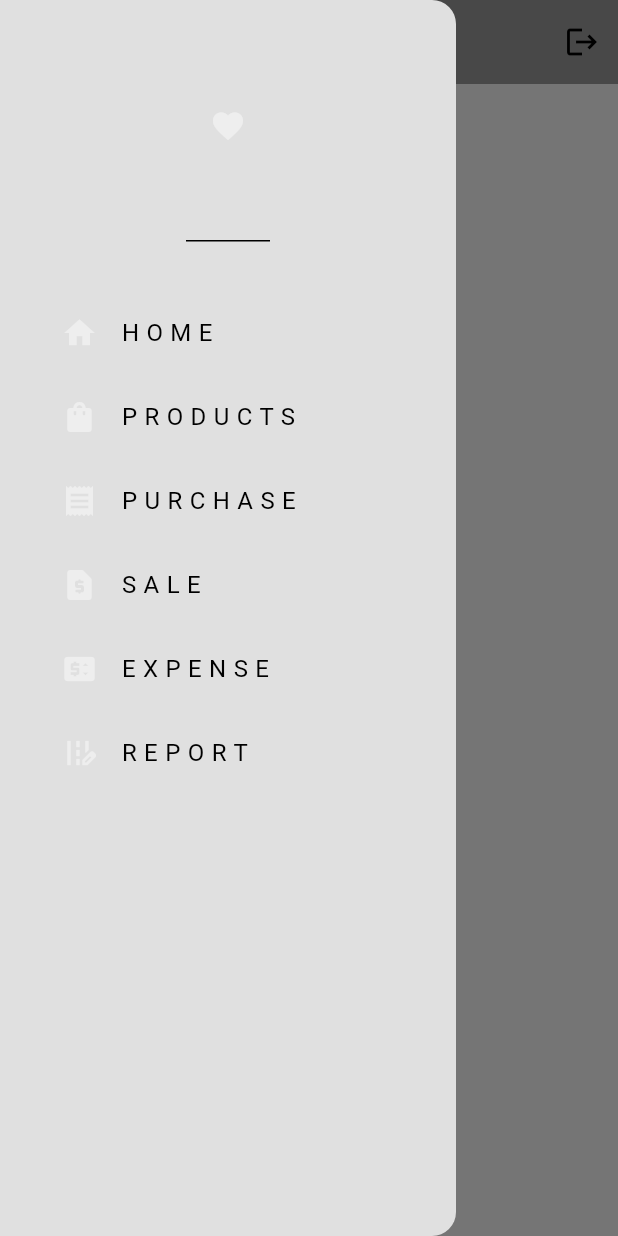
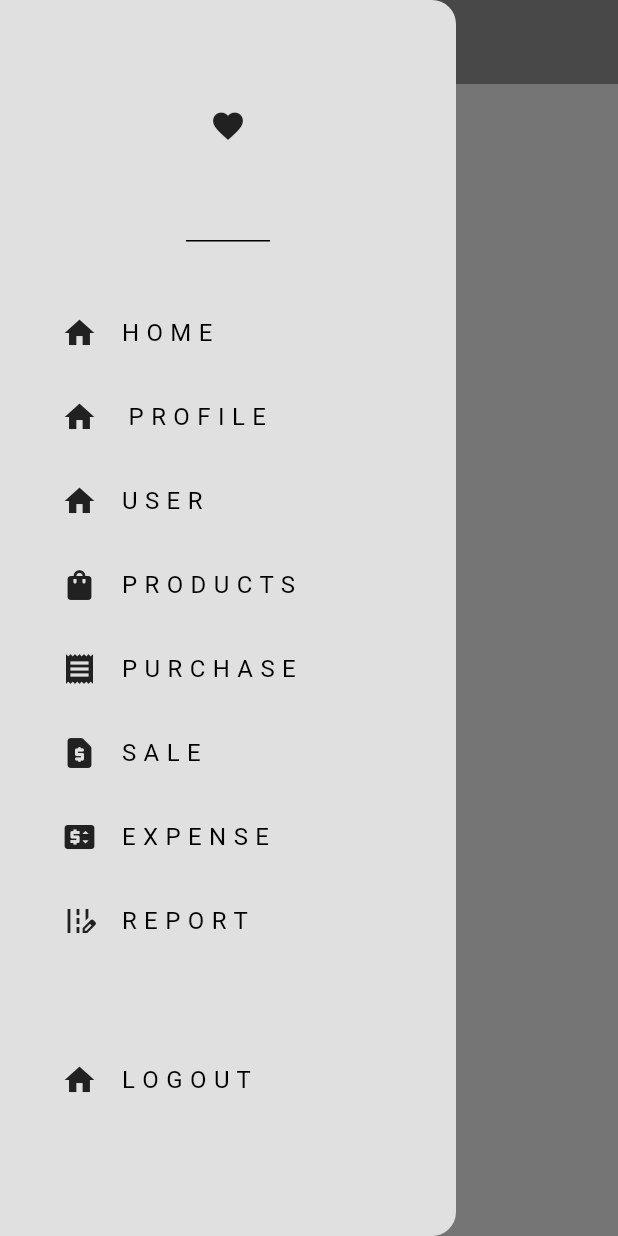
Before and after one commit to Jawharsayem/shop_sync, a Flutter app: the screen it shows once a user with an empty profile is signed in, with the side drawer open, on a phone screen of 412 x 824 dp. Run offline on Flutter 3.47's test engine with Material 3 defaults, Android fonts, the phone set to English and light mode, and no system bars; our stand-ins replace firebase_auth, firebase_core; accounts and stored records are empty; network calls fail.

Commit message:
update ui

```diff
--- a/lib/components/my_drawer.dart
+++ b/lib/components/my_drawer.dart
@@ -1,7 +1,13 @@
+import 'package:firebase_auth/firebase_auth.dart';
 import 'package:flutter/material.dart';
 
 class MyDrawer extends StatelessWidget {
   const MyDrawer({Key? key}) : super(key: key);
+
+  // logout user
+  void logout() {
+    FirebaseAuth.instance.signOut();
+  }
 
   @override
   Widget build(BuildContext context) {
@@ -23,6 +29,35 @@ class MyDrawer extends StatelessWidget {
               leading: Icon(Icons.home,
                   color: Theme.of(context).colorScheme.primary),
               title: Text("H O M E"),
+              onTap: () {
+                // This is already the home screen so just pop drawer
+                Navigator.pop(context);
+              },
+            ),
+          ),
+
+          // PROFILE TITTLE
+          Padding(
+            padding: const EdgeInsets.only(left: 25.0),
+            child: ListTile(
+              leading: Icon(Icons.home,
+                  color: Theme.of(context).colorScheme.primary),
+              title: Text(" P R O F I L E"),
+              onTap: () {
+                // This is already the home screen so just pop drawer
+                Navigator.pop(context);
+              },
+            ),
+          ),
+
+          //USER TITTLE
+
+          Padding(
+            padding: const EdgeInsets.only(left: 25.0),
+            child: ListTile(
+              leading: Icon(Icons.home,
+                  color: Theme.of(context).colorScheme.primary),
+              title: Text("U S E R"),
               onTap: () {
                 // This is already the home screen so just pop drawer
                 Navigator.pop(context);
@@ -109,6 +144,29 @@ class MyDrawer extends StatelessWidget {
               },
             ),
           ),
+
+          const SizedBox(
+            height: 50,
+          ),
+
+          // logout tile
+          Padding(
+            padding: const EdgeInsets.only(left: 25.0),
+            child: ListTile(
+              leading: Icon(
+                Icons.home,
+                color: Theme.of(context).colorScheme.primary,
+              ),
+              title: Text("L O G O U T"),
+              onTap: () {
+                // pop drawer
+                Navigator.pop(context);
+
+                // logout
+                logout();
+              },
+            ),
+          ),
         ], // Close the children list
       ), // Close the Column widget
     ); // Close the Drawer widget
--- a/lib/main.dart
+++ b/lib/main.dart
@@ -2,6 +2,9 @@ import 'package:flutter/material.dart';
 import 'package:shopsync/auth/auth.dart';
 import 'package:shopsync/auth/login_or_register.dart';
 import 'package:shopsync/firebase_options.dart';
+import 'package:shopsync/pages/home_page.dart';
+import 'package:shopsync/pages/profile_page.dart';
+import 'package:shopsync/pages/user_page.dart';
 import 'package:shopsync/theme/dark_mode.dart';
 import 'package:shopsync/theme/light_mode.dart';
 import 'package:firebase_core/firebase_core.dart';
@@ -23,6 +26,12 @@ class MyApp extends StatelessWidget {
       home: const AuthPage(),
       theme: lightMode,
       darkTheme: darkMode,
+      routes: {
+        '/login_register_page': (context) => const LoginOrRegister(),
+        '/home_page': (context) => const HomePage(),
+        '/profile_page': (context) => const ProfilePage(),
+        '/users_page': (context) => const UsersPage()
+      },
     );
   }
 }
--- a/lib/pages/home_page.dart
+++ b/lib/pages/home_page.dart
@@ -5,10 +5,7 @@ import 'package:shopsync/components/my_drawer.dart';
 class HomePage extends StatelessWidget {
   const HomePage({super.key});
 
-  // logout user
-  void logout() {
-    FirebaseAuth.instance.signOut();
-  }
+
 
   @override
   Widget build(BuildContext context) {
@@ -16,15 +13,7 @@ class HomePage extends StatelessWidget {
       appBar: AppBar(
         title: Text("Home"),
         backgroundColor: Theme.of(context).colorScheme.inversePrimary,
-        elevation: 0,
-        actions: [
-          // logout button
-
-          IconButton(
-            onPressed: logout,
-            icon: Icon(Icons.logout),
-          )
-        ],
+        elevation: 0
       ),
       drawer: MyDrawer(),
     );
--- a/lib/theme/dark_mode.dart
+++ b/lib/theme/dark_mode.dart
@@ -5,7 +5,7 @@ ThemeData darkMode = ThemeData(
   colorScheme: ColorScheme.dark(
     background: Colors.grey.shade900,
     primary: Colors.grey.shade800,
-    secondary: Colors.grey.shade700,
+    secondary: Colors.grey.shade200,
     inversePrimary: Colors.grey.shade500,
   ),
   textTheme: ThemeData.dark().textTheme.apply(
--- a/lib/theme/light_mode.dart
+++ b/lib/theme/light_mode.dart
@@ -4,9 +4,9 @@ ThemeData lightMode = ThemeData(
   brightness: Brightness.light,
   colorScheme: ColorScheme.light(
       background: Colors.grey.shade300,
-      primary: Colors.grey.shade200,
+      primary: Colors.grey.shade900,
       secondary: Colors.grey.shade400,
-      inversePrimary: Colors.grey),
+      inversePrimary: Colors.black38),
   textTheme: ThemeData.light().textTheme.apply(
         bodyColor: Colors.grey[800],
         displayColor: Colors.black,
--- a/pubspec.yaml
+++ b/pubspec.yaml
@@ -35,7 +35,7 @@ dependencies:
   # The following adds the Cupertino Icons font to your application.
   # Use with the CupertinoIcons class for iOS style icons.
   cupertino_icons: ^1.0.6
-  firebase_auth: ^4.17.4
+  firebase_auth: ^4.17.5
   firebase_core: ^2.25.4
 
 dev_dependencies:
```
Also changed, not shown: lib/components/my_button.dart (+6 -2 lines), lib/pages/login_page.dart (+5 -2 lines), lib/pages/profile_page.dart (added, +12 -0 lines), lib/pages/register_page.dart (+12 -11 lines), lib/pages/user_page.dart (+14 -0 lines), pubspec.lock.
